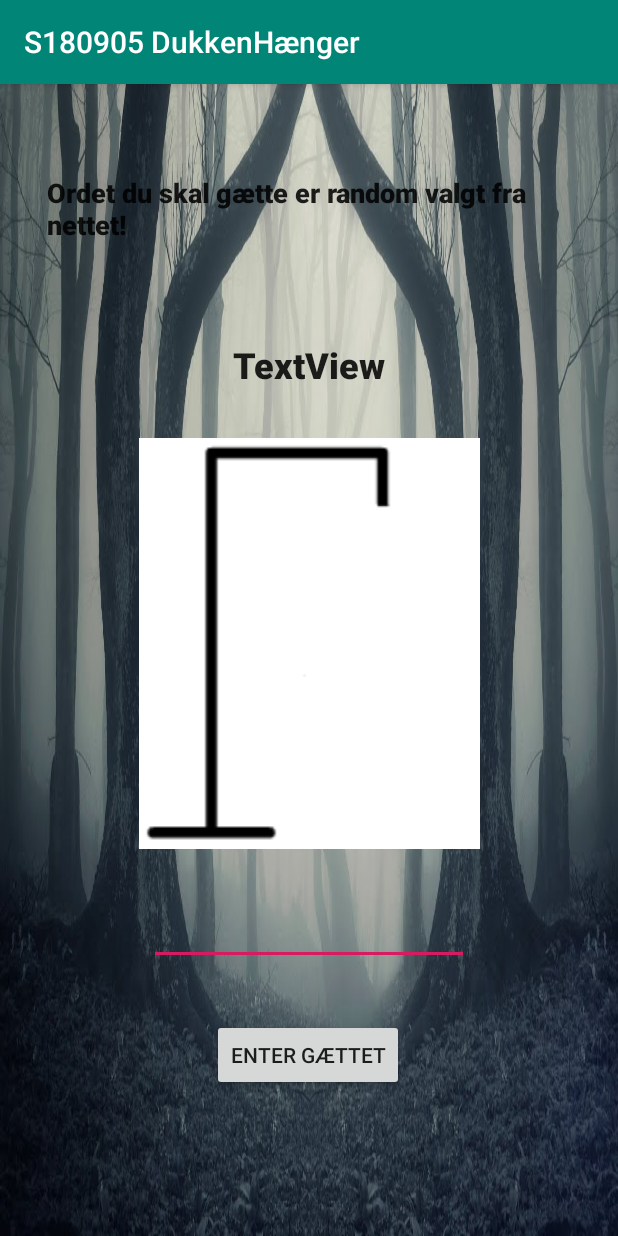
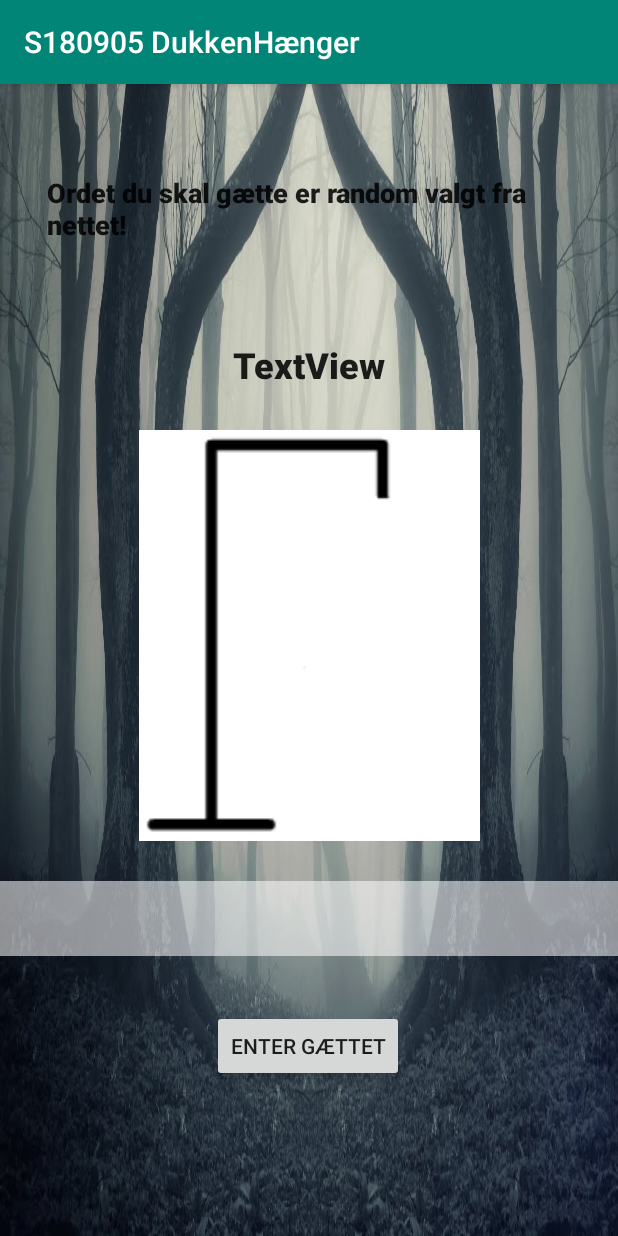
Before and after one commit to ak5ina/GalgeLeg2, an Android app: the spillet screen opened directly, with no data from a screen before it, on a phone screen of 412 x 824 dp. Run offline under Robolectric (Android 15) with nearby library versions, the light colour scheme and no system bars; network calls fail.

Commit message:
update
Sletter text efter hvert gæt.
Indsat transparant billed der hvor man skal indsætte tekst.
Gjordt så gættet står i midten

```diff
--- a/app/src/main/java/com/example/galgeleg/spillet.java
+++ b/app/src/main/java/com/example/galgeleg/spillet.java
@@ -87,11 +87,13 @@
                     //Rigtigt gæt
                     if (gl.erSidsteBogstavKorrekt()) {
                         text_outputt.setText("Bogstavet er i ordet! Du gættede: " + stringGues);
+                        guess.setText("");
                     }
                     //Forkert gæt
                     else {
                         text_outputt.setText("Bogstavet er ikke i ordet, du gættede: " + stringGues);
                         opdaterBilled(gl.getAntalForkerteBogstaver());
+                        guess.setText("");
                     }
 
                     if (gl.erSpilletSlut()){
--- a/app/src/main/res/layout/activity_spillet.xml
+++ b/app/src/main/res/layout/activity_spillet.xml
@@ -4,8 +4,8 @@
     xmlns:tools="http://schemas.android.com/tools"
     android:layout_width="match_parent"
     android:layout_height="match_parent"
-    tools:context=".spillet"
-    android:background="@drawable/background2">
+    android:background="@drawable/background2"
+    tools:context=".spillet">
 
     <TextView
         android:id="@+id/textView"
@@ -23,13 +23,15 @@
     <EditText
         android:id="@+id/game_input"
         android:layout_width="wrap_content"
-        android:layout_height="wrap_content"
-        android:layout_marginTop="436dp"
+        android:layout_height="50dp"
+        android:layout_marginTop="328dp"
+        android:background="@drawable/transparent"
+        android:gravity="center"
         android:ems="10"
         android:inputType="textPersonName"
         app:layout_constraintEnd_toEndOf="parent"
         app:layout_constraintStart_toStartOf="parent"
-        app:layout_constraintTop_toBottomOf="@+id/textView" />
+        app:layout_constraintTop_toBottomOf="@+id/text_output" />
 
     <Button
         android:id="@+id/btn_guess"
```
Also changed, not shown: app/src/main/res/drawable/transparent.png (added).
